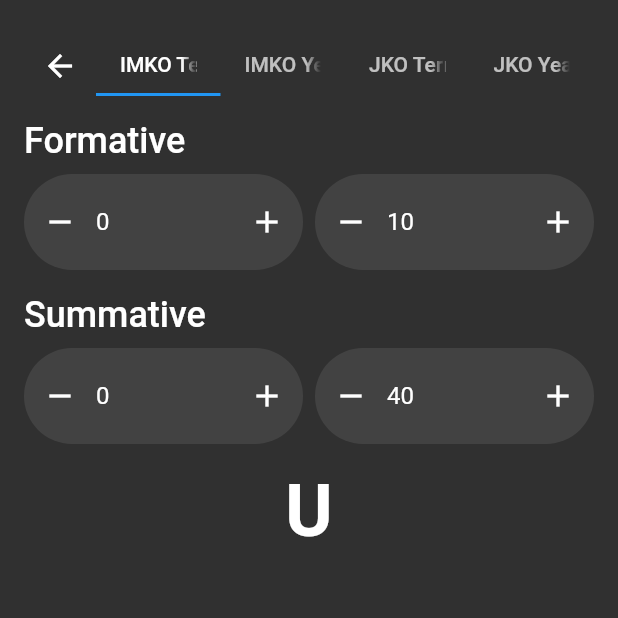
After one commit to kekland/enis-app-updated, a Flutter app: the CalculatorPage screen opened directly, on a phone screen of 412 x 824 dp, the top half of it. The commit adds this screen. Run offline on Flutter 3.47's test engine with Material 2 defaults, Android fonts, the phone set to English and light mode, and no system bars; our stand-ins replace cookie_jar, date_format, dio, shared_preferences; accounts and stored records are empty.

Commit message:
icon added

```diff
--- a/lib/main.dart
+++ b/lib/main.dart
@@ -29,7 +29,7 @@ class MyApp extends StatelessWidget {
         statusBarIconBrightness: Brightness.light));
     SystemChrome.setEnabledSystemUIOverlays(SystemUiOverlay.values);
     return new MaterialApp(
-      title: 'Flutter Demo',
+      title: 'enis',
       theme: new ThemeData(
         brightness: Brightness.dark,
         // This is the theme of your application.
--- /dev/null
+++ b/lib/pages/calculator/CalculatorPage.dart
@@ -0,0 +1,45 @@
+import 'package:enis/pages/calculator/imko/IMKOTermPage.dart';
+import 'package:flutter/material.dart';
+
+class CalculatorPage extends StatelessWidget {
+  @override
+  Widget build(BuildContext context) {
+    return DefaultTabController(
+      length: 4,
+      child: Scaffold(
+        appBar: PreferredSize(
+          preferredSize: Size(double.infinity, 64.0),
+          child: Padding(
+            padding: const EdgeInsets.only(top: 24.0, left: 16.0, right: 16.0),
+            child: Row(
+              children: <Widget>[
+                IconButton(
+                  icon: Icon(Icons.arrow_back),
+                  onPressed: () => Navigator.pop(context),
+                ),
+                Expanded(
+                  child: TabBar(
+                    tabs: [
+                      Tab(text: 'IMKO Term'),
+                      Tab(text: 'IMKO Year'),
+                      Tab(text: 'JKO Term'),
+                      Tab(text: 'JKO Year'),
+                    ],
+                  ),
+                ),
+              ],
+            ),
+          ),
+        ),
+        body: TabBarView(
+          children: [
+            IMKOTermPage(),
+            Center(child: Text('WIP')),
+            Center(child: Text('WIP')),
+            Center(child: Text('WIP')),
+          ],
+        ),
+      ),
+    );
+  }
+}
--- /dev/null
+++ b/lib/pages/calculator/NumberInputWidget.dart
@@ -0,0 +1,74 @@
+import 'package:flutter/material.dart';
+
+class NumberInputWidget extends StatefulWidget {
+  final String hint;
+  final String defaultValue;
+  final Function(int) onValueUpdate;
+
+  const NumberInputWidget(
+      {Key key, this.hint, this.onValueUpdate, this.defaultValue})
+      : super(key: key);
+
+  @override
+  NumberInputWidgetState createState() {
+    return new NumberInputWidgetState();
+  }
+}
+
+class NumberInputWidgetState extends State<NumberInputWidget> {
+  TextEditingController controller;
+  @override
+  void initState() {
+    controller = new TextEditingController(text: widget.defaultValue);
+    super.initState();
+    controller.addListener(() {
+      try {
+        int n = int.parse(controller.text);
+        widget.onValueUpdate(n);
+      } catch (e) {
+        widget.onValueUpdate(-1);
+      }
+    });
+  }
+
+  add(val) {
+    try {
+      int n = int.parse(controller.text);
+      n += val;
+      controller.text = n.toString();
+      widget.onValueUpdate(n);
+    } catch (e) {
+      widget.onValueUpdate(-1);
+    }
+  }
+
+  @override
+  Widget build(BuildContext context) {
+    return Container(
+      decoration: BoxDecoration(
+        color: Theme.of(context).cardColor,
+        borderRadius: BorderRadius.circular(64.0),
+      ),
+      padding: const EdgeInsets.only(top: 8.0, bottom: 8.0),
+      child: Row(children: [
+        IconButton(
+          icon: Icon(Icons.remove),
+          onPressed: () => add(-1),
+        ),
+        Expanded(
+          child: TextField(
+            decoration: InputDecoration(
+                hintText: widget.hint, border: InputBorder.none),
+            keyboardType:
+                TextInputType.numberWithOptions(signed: false, decimal: false),
+            controller: controller,
+          ),
+        ),
+        IconButton(
+          icon: Icon(Icons.add),
+          onPressed: () => add(1),
+        ),
+      ]),
+    );
+  }
+}
--- /dev/null
+++ b/lib/pages/calculator/imko/IMKOTermPage.dart
@@ -0,0 +1,141 @@
+import 'package:enis/api/imko_subject.dart';
+import 'package:enis/pages/calculator/NumberInputWidget.dart';
+import 'package:flutter/material.dart';
+
+class IMKOTermPage extends StatefulWidget {
+  @override
+  _IMKOTermPageState createState() => _IMKOTermPageState();
+}
+
+class _IMKOTermPageState extends State<IMKOTermPage> {
+  Assessment formative = new Assessment(current: 0, maximum: 10);
+  Assessment summative = new Assessment(current: 0, maximum: 40);
+  String grade = '-';
+
+  initState() {
+    super.initState();
+    calculate();
+  }
+
+  calculate() {
+    String returningGrade = '-';
+    if (formative.current < 0 ||
+        summative.current < 0 ||
+        formative.maximum < 0 ||
+        summative.maximum < 0) {
+      returningGrade = '-';
+    } else if (formative.current > formative.maximum ||
+        summative.current > summative.maximum) {
+      returningGrade = '-';
+    } else {
+      double points =
+          formative.getPercentage() * 18.0 + summative.getPercentage() * 42.0;
+      points = points.roundToDouble() / 60.0;
+      if (points >= 0.9) {
+        returningGrade = 'A+';
+      } else if (points >= 0.8) {
+        returningGrade = 'A';
+      } else if (points >= 0.7) {
+        returningGrade = 'B';
+      } else if (points >= 0.6) {
+        returningGrade = 'C';
+      } else if (points >= 0.5) {
+        returningGrade = 'D';
+      } else if (points >= 0.4) {
+        returningGrade = 'E';
+      } else {
+        returningGrade = 'U';
+      }
+    }
+
+    setState(() {
+      grade = returningGrade;
+    });
+  }
+
+  @override
+  Widget build(BuildContext context) {
+    return SingleChildScrollView(
+      child: Padding(
+        padding: const EdgeInsets.all(16.0),
+        child: Column(
+          crossAxisAlignment: CrossAxisAlignment.start,
+          children: [
+            Text(
+              'Formative',
+              style: TextStyle(fontWeight: FontWeight.w500, fontSize: 24.0),
+            ),
+            SizedBox(height: 8.0),
+            Row(
+              mainAxisAlignment: MainAxisAlignment.spaceEvenly,
+              children: [
+                Expanded(
+                  child: NumberInputWidget(
+                    hint: 'Current',
+                    defaultValue: '0',
+                    onValueUpdate: (value) => () {
+                          formative.current = value;
+                          calculate();
+                        }(),
+                  ),
+                ),
+                SizedBox(width: 8.0),
+                Expanded(
+                    child: NumberInputWidget(
+                  hint: 'Maximum',
+                  defaultValue: '10',
+                  onValueUpdate: (value) => () {
+                        formative.maximum = value;
+                        calculate();
+                      }(),
+                )),
+              ],
+            ),
+            SizedBox(height: 16.0),
+            Text(
+              'Summative',
+              style: TextStyle(fontWeight: FontWeight.w500, fontSize: 24.0),
+            ),
+            SizedBox(height: 8.0),
+            Row(
+              mainAxisAlignment: MainAxisAlignment.spaceEvenly,
+              children: [
+                Expanded(
+                  child: NumberInputWidget(
+                    hint: 'Current',
+                    defaultValue: '0',
+                    onValueUpdate: (value) => () {
+                          summative.current = value;
+                          calculate();
+                        }(),
+                  ),
+                ),
+                SizedBox(width: 8.0),
+                Expanded(
+                    child: NumberInputWidget(
+                  hint: 'Maximum',
+                  defaultValue: '40',
+                  onValueUpdate: (value) => () {
+                        summative.maximum = value;
+                        calculate();
+                      }(),
+                )),
+              ],
+            ),
+            SizedBox(height: 16.0),
+            Align(
+              alignment: AlignmentDirectional.center,
+              child: Text(
+                grade,
+                style: TextStyle(
+                  fontSize: 48.0,
+                  fontWeight: FontWeight.w600,
+                ),
+              ),
+            ),
+          ],
+        ),
+      ),
+    );
+  }
+}
--- a/lib/pages/login/CredentialsPage.dart
+++ b/lib/pages/login/CredentialsPage.dart
@@ -25,8 +25,8 @@ class _CredentialsPageState extends State<CredentialsPage> {
 
   initState() {
     super.initState();
-    pinController = new TextEditingController(text: '780409300341');
-    passController = new TextEditingController(text: 'Qqwerty1!');
+    pinController = new TextEditingController(text: '');
+    passController = new TextEditingController(text: '');
     pinController.addListener(() {
       setState(() {
         error = null;
```
Also changed, not shown: lib/pages/calculator/imko/IMKOYearPage.dart (added, +116 -0 lines), lib/pages/subjects/GradesPage.dart (+14 -0 lines), pubspec.yaml (+9 -0 lines), assets/app-foreground.png (added), assets/app.png (added), 32 other files.
